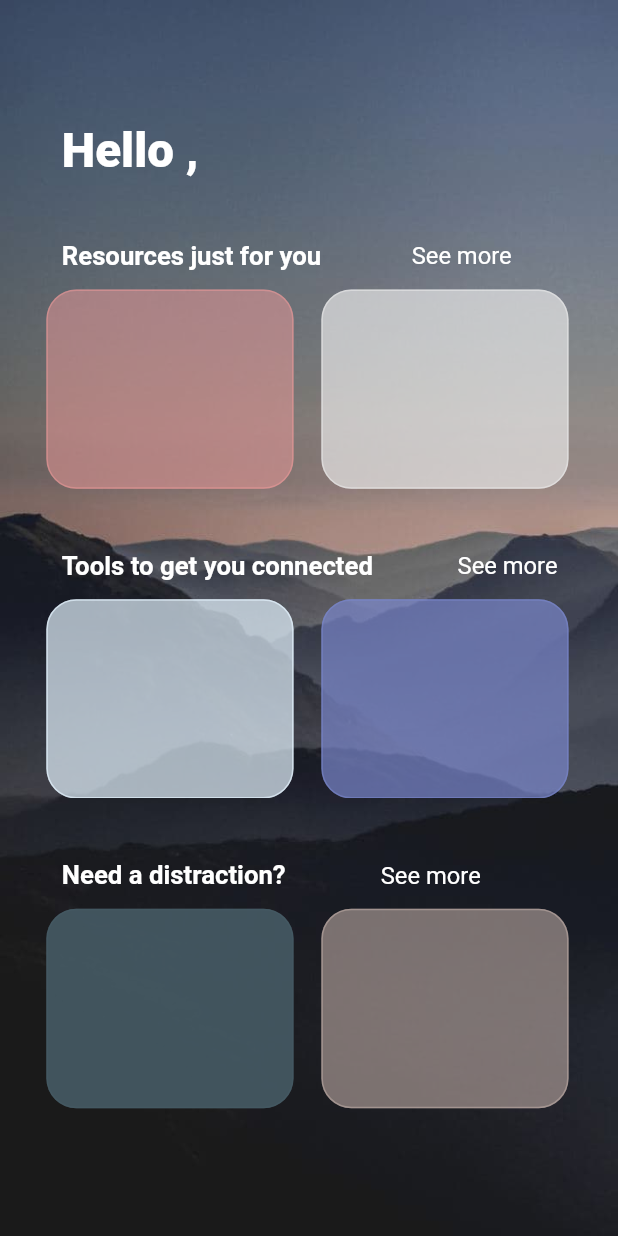
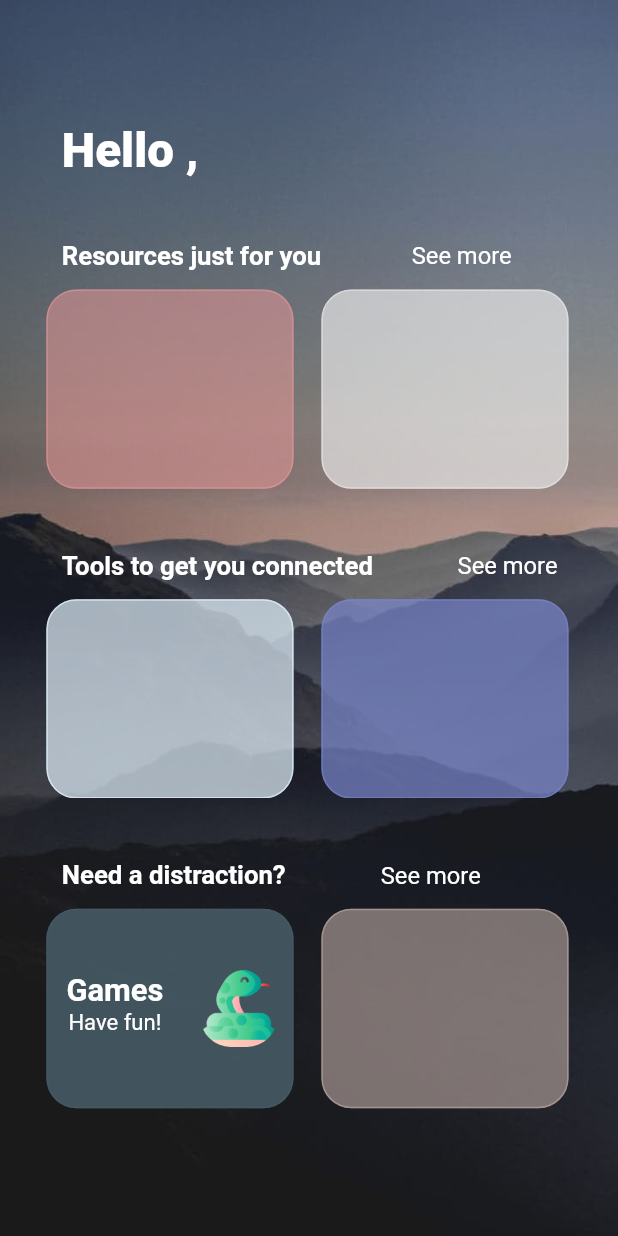
Before and after one commit to JJunHan/Luman, a Flutter app: the HomePage screen opened directly with empty values, on a phone screen of 412 x 824 dp. Run offline on Flutter 3.47's test engine with Material 2 defaults, Android fonts, the phone set to English and light mode, and no system bars; our stand-ins replace flutter_svg; missing offline and left inert: toggle_bar; Roboto replaces fonts that are missing (open sans).

Commit message:
added image and box for snake game

```diff
--- a/luman/lib/Pages/helpslider.dart
+++ b/luman/lib/Pages/helpslider.dart
@@ -43,6 +43,60 @@ class HelpSlider extends StatelessWidget {
                 color: dirtyBlueGrey.withOpacity(0.9),
                 borderRadius: BorderRadius.all(Radius.circular(20)),
               ),
+              child: Stack(
+                alignment: Alignment.center, // FOR THE TEXT
+                children: <Widget>[
+                  //Positioned(),
+                  Row(
+                    children: <Widget>[
+                      SizedBox(
+                        width: size.width * 0.03,
+                      ),
+                      Column(
+                        children: <Widget>[
+                          SizedBox(
+                            height: size.height * 0.05,
+                            width: size.width * 0.05,
+                          ),
+                          Text(
+                            "Games",
+                            style: TextStyle(
+                              fontFamily: "open sans",
+                              fontSize: size.width / 20,
+                              color: Colors.white,
+                              fontWeight: FontWeight.bold,
+                            ),
+                          ),
+                          SizedBox(
+                            height: size.height * 0.001,
+                            //width: size.width * 0.05,
+                          ),
+                          Text(
+                            "Have fun!",
+                            style: TextStyle(
+                              fontFamily: "open sans",
+                              fontSize: size.width / 28,
+                              color: Colors.white,
+                              //fontWeight: FontWeight.bold,
+                            ),
+                          ),
+                        ],
+                      ),
+                      SizedBox(width: size.width * 0.06),
+                      ClipRRect(
+                        borderRadius: BorderRadius.circular(20),
+                        child: Image.asset(
+                          "assets/images/snake.png", // Background image is here checking if lightmode is activated
+                          //width: size.width * 0.15,
+                          //height: size.height * 0.1,
+                          fit: BoxFit.fill,
+                          scale: 10,
+                        ),
+                      ),
+                    ],
+                  ),
+                ],
+              ),
             ),
           ),
           SizedBox(width: size.width * 0.045),
--- a/luman/lib/Pages/resources_slider.dart
+++ b/luman/lib/Pages/resources_slider.dart
@@ -33,9 +33,7 @@ class ResourcesSlider extends StatelessWidget {
                 color: dirtyRed.withOpacity(0.5),
                 borderRadius: BorderRadius.all(Radius.circular(20)),
               ),
-              child: Row(
-                children: <Widget>[],
-              ),
+
               /*//add bg
               child: Stack(
                 alignment: Alignment.center, // FOR THE TEXT
```
Also changed, not shown: luman/assets/images/snake.png (added).
